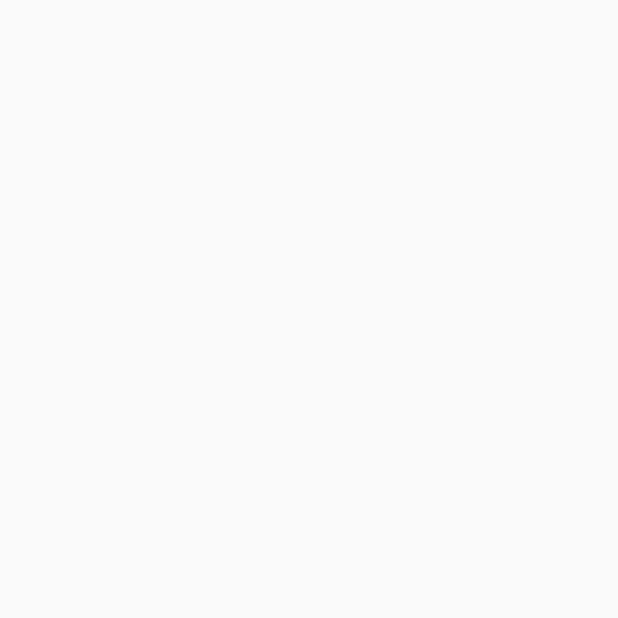
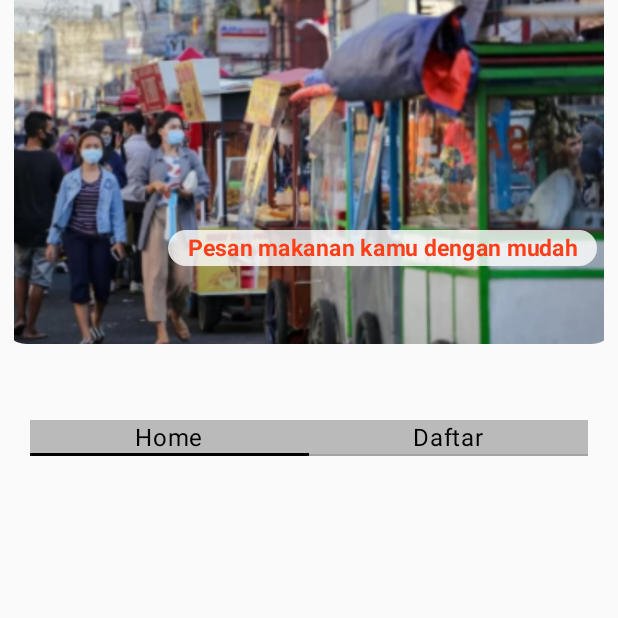
Before and after one commit to Royhan2123/Project-Mikro-Jastipin, an Android app built with Jetpack Compose: the screen it shows after launch (MainActivity), on a phone screen of 412 x 824 dp, the top half of it. Before the commit the part shown is empty. Run offline under Robolectric (Android 15) with nearby library versions, the phone set to English and light mode, and no system bars.

Commit message:
signIn Screen

```diff
--- a/app/src/main/java/com/example/jastipin/page/SignInScreen.kt
+++ b/app/src/main/java/com/example/jastipin/page/SignInScreen.kt
@@ -1,16 +1,122 @@
 package com.example.jastipin.page
 
+import androidx.compose.foundation.Image
+import androidx.compose.foundation.layout.Box
+import androidx.compose.foundation.layout.Column
+import androidx.compose.foundation.layout.Spacer
+import androidx.compose.foundation.layout.fillMaxSize
+import androidx.compose.foundation.layout.fillMaxWidth
+import androidx.compose.foundation.layout.height
+import androidx.compose.foundation.layout.offset
+import androidx.compose.foundation.layout.padding
+import androidx.compose.foundation.layout.width
+import androidx.compose.foundation.shape.RoundedCornerShape
+import androidx.compose.material.Surface
+import androidx.compose.material.TabRow
+import androidx.compose.material3.Tab
+import androidx.compose.material3.Text
 import androidx.compose.runtime.Composable
+import androidx.compose.runtime.getValue
+import androidx.compose.runtime.mutableStateOf
+import androidx.compose.runtime.remember
+import androidx.compose.runtime.setValue
+import androidx.compose.ui.Alignment
+import androidx.compose.ui.Modifier
+import androidx.compose.ui.draw.clip
+import androidx.compose.ui.graphics.Color
+import androidx.compose.ui.res.painterResource
+import androidx.compose.ui.res.stringResource
+import androidx.compose.ui.text.font.FontWeight
+import androidx.compose.ui.text.style.TextAlign
 import androidx.compose.ui.tooling.preview.Preview
+import androidx.compose.ui.unit.dp
+import androidx.compose.ui.unit.sp
 import androidx.navigation.NavController
 import androidx.navigation.compose.rememberNavController
+import com.example.jastipin.R
+import com.example.jastipin.ui.theme.grey
+import com.example.jastipin.ui.theme.orange
 
 @Composable
 fun SignInScreen(navController: NavController) {
-
+    var selectTabIndex by remember {
+        mutableStateOf(0)
+    }
+    Column(
+        modifier = Modifier.fillMaxSize(),
+        horizontalAlignment = Alignment.Start
+    ) {
+        Box(
+            modifier = Modifier
+                .fillMaxWidth()
+                .height(230.dp)
+        ) {
+            Image(
+                painter = painterResource(id = R.drawable.umkm1),
+                contentDescription = "umkm-1",
+                modifier = Modifier
+                    .fillMaxWidth()
+                    .height(229.dp)
+                    .clip(
+                        shape = RoundedCornerShape(
+                            bottomStart = 18.dp,
+                            bottomEnd = 18.dp
+                        )
+                    )
+            )
+            Surface(
+                modifier = Modifier
+                    .height(24.dp)
+                    .width(300.dp)
+                    .align(Alignment.CenterEnd)
+                    .padding(
+                        end = 14.dp,
+                    )
+                    .offset(
+                        y = 50.dp
+                    ),
+                shape = RoundedCornerShape(
+                    size = 20.dp
+                ),
+                color = Color.White.copy(alpha = 0.8f),
+            ) {
+                Text(
+                    text = stringResource(
+                        id = R.string.image_umkm1
+                    ),
+                    textAlign = TextAlign.Center,
+                    fontSize = 15.sp,
+                    color = orange,
+                    fontWeight = FontWeight.Bold
+                )
+            }
+        }
+        Spacer(modifier = Modifier.height(30.dp))
+        Column(
+            modifier = Modifier.padding(20.dp)
+        ) {
+            TabRow(
+                selectedTabIndex = selectTabIndex,
+                backgroundColor = grey
+            ) {
+                Tab(selected = selectTabIndex == 0,
+                    onClick = {
+                        selectTabIndex = 0
+                    }) {
+                    Text(text = stringResource(id = R.string.home))
+                }
+                Tab(selected = selectTabIndex == 1,
+                    onClick = {
+                        selectTabIndex = 1
+                    }) {
+                    Text(text = stringResource(id = R.string.daftar))
+                }
+            }
+        }
+    }
 }
 
-@Preview
+@Preview(showSystemUi = true)
 @Composable
 fun PreviewSignInScreen() {
     SignInScreen(navController = rememberNavController())
--- a/app/src/main/java/com/example/jastipin/ui/theme/Color.kt
+++ b/app/src/main/java/com/example/jastipin/ui/theme/Color.kt
@@ -9,3 +9,6 @@ val Pink80 = Color(0xFFEFB8C8)
 val Purple40 = Color(0xFF6650a4)
 val PurpleGrey40 = Color(0xFF625b71)
 val Pink40 = Color(0xFF7D5260)
+
+val orange = Color(0xFFFE3F19)
+val grey = Color(0xFFBABABA)
--- a/app/src/main/res/values/strings.xml
+++ b/app/src/main/res/values/strings.xml
@@ -1,3 +1,10 @@
 <resources>
     <string name="app_name">Jastipin</string>
+    <string name="image_umkm1">Pesan makanan kamu dengan mudah</string>
+    <string name="home">Home</string>
+    <string name="daftar">Daftar</string>
+    <string name="email">Email</string>
+    <string name="kata_sandi">Kata Sandi</string>
+    <string name="masuk">Masuk</string>
+    <string name="lupa_password">Lupa Password</string>
 </resources>
```
Also changed, not shown: app/src/main/res/drawable/umkm1.png (added), app/src/main/res/drawable/umkm2.png (added).
